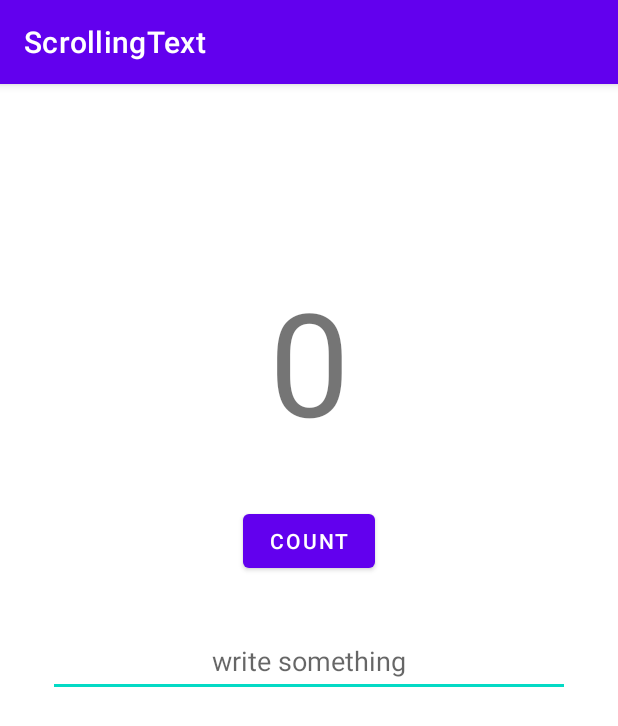
After one commit to popovviktor/Aston_intensiv_2, an Android app: the CodeLabs2_2Activity screen opened directly, with no data from a screen before it, on a phone screen of 412 x 824 dp. The commit adds this screen. Shown: the top 726 px of the screen. Run offline under Robolectric (Android 15) with nearby library versions, the phone set to English and light mode, and no system bars.

Commit message:
lab2_2 use saveInstanceState

```diff
--- a/app/src/main/AndroidManifest.xml
+++ b/app/src/main/AndroidManifest.xml
@@ -12,6 +12,13 @@
         android:supportsRtl="true"
         android:theme="@style/Theme.AstonTwo"
         tools:targetApi="31">
+        <activity
+            android:name=".CodeLabs2_2Activity"
+            android:exported="false">
+            <meta-data
+                android:name="android.app.lib_name"
+                android:value="" />
+        </activity>
         <activity
             android:name=".CodeLabs2_1say_helloActivity"
             android:exported="false">
--- /dev/null
+++ b/app/src/main/java/com/myapplication/astontwo/CodeLabs2_2Activity.kt
@@ -0,0 +1,37 @@
+package com.myapplication.astontwo
+
+import androidx.appcompat.app.AppCompatActivity
+import android.os.Bundle
+import android.os.PersistableBundle
+import android.widget.Button
+import android.widget.TextView
+
+class CodeLabs2_2Activity : AppCompatActivity() {
+    private val KEY_COUNT = "key_count"
+    private var defaultcount = 0
+    lateinit var btn_count: Button
+    lateinit var tvcount: TextView
+    override fun onCreate(savedInstanceState: Bundle?) {
+        super.onCreate(savedInstanceState)
+        setContentView(R.layout.activity_code_labs22)
+        btn_count = findViewById(R.id.lab2_2_btn_count)
+        tvcount = findViewById(R.id.lab2_2_tv_count)
+        if (savedInstanceState!=null && savedInstanceState.containsKey(KEY_COUNT)){
+            val count = savedInstanceState.getString(KEY_COUNT)
+            defaultcount = count?.toInt() ?: 0
+            tvcount.text = count
+        }
+        btn_count.setOnClickListener {
+            incrementCountAndOutputInTextView()
+        }
+    }
+    fun incrementCountAndOutputInTextView(){
+        defaultcount++
+        tvcount.text = defaultcount.toString()
+    }
+    override fun onSaveInstanceState(outState: Bundle) {
+        outState.putString(KEY_COUNT,defaultcount.toString())
+        super.onSaveInstanceState(outState)
+    }
+
+}
--- a/app/src/main/java/com/myapplication/astontwo/MainActivity.kt
+++ b/app/src/main/java/com/myapplication/astontwo/MainActivity.kt
@@ -14,6 +14,7 @@ class MainActivity : AppCompatActivity() {
         val btn_lab1_2b = findViewById<Button>(R.id.btn_lab1_2b)
         val btn_lab1_3 = findViewById<Button>(R.id.btn_lab1_3)
         val btn_lab2_1 = findViewById<Button>(R.id.btn_lab2_1)
+        val btn_lab2_2 = findViewById<Button>(R.id.btn_lab2_2)
         btn_lab1_1.setOnClickListener {
             startActivityForLab1_1()
         }
@@ -28,6 +29,9 @@ class MainActivity : AppCompatActivity() {
         }
         btn_lab2_1.setOnClickListener {
             startActivityForLab2_1()
+        }
+        btn_lab2_2.setOnClickListener {
+            startActivityForLab2_2()
         }
     }
     fun startActivityForLab1_1(){
@@ -45,8 +49,13 @@ class MainActivity : AppCompatActivity() {
     fun startActivityForLab1_3(){
         val intent = Intent(this,CodeLabs1_3Activity::class.java)
         startActivity(intent)
-    }fun startActivityForLab2_1(){
+    }
+    fun startActivityForLab2_1(){
         val intent = Intent(this,CodeLabs2_1Activity::class.java)
         startActivity(intent)
     }
+    fun startActivityForLab2_2(){
+        val intent = Intent(this,CodeLabs2_2Activity::class.java)
+        startActivity(intent)
+    }
 }
--- /dev/null
+++ b/app/src/main/res/layout-land/activity_code_labs22.xml
@@ -0,0 +1,44 @@
+<?xml version="1.0" encoding="utf-8"?>
+<androidx.constraintlayout.widget.ConstraintLayout xmlns:android="http://schemas.android.com/apk/res/android"
+    xmlns:app="http://schemas.android.com/apk/res-auto"
+    xmlns:tools="http://schemas.android.com/tools"
+    android:layout_width="match_parent"
+    android:layout_height="match_parent"
+    tools:context=".CodeLabs2_2Activity">
+
+    <TextView
+        android:id="@+id/lab2_2_tv_count"
+        android:layout_width="wrap_content"
+        android:layout_height="wrap_content"
+        android:text="@string/lab1_2a_count_initial_value"
+        android:textSize="96sp"
+        app:layout_constraintEnd_toEndOf="parent"
+        app:layout_constraintStart_toStartOf="parent"
+        app:layout_constraintTop_toTopOf="parent" />
+
+    <Button
+        android:id="@+id/lab2_2_btn_count"
+        android:layout_width="wrap_content"
+        android:layout_height="wrap_content"
+        android:layout_marginTop="8dp"
+        android:text="@string/lab1_2a_button_label_count"
+        app:layout_constraintEnd_toEndOf="parent"
+        app:layout_constraintStart_toStartOf="parent"
+        app:layout_constraintTop_toBottomOf="@+id/lab2_2_tv_count" />
+
+    <EditText
+        android:id="@+id/editTextTextPersonName"
+        android:layout_width="0dp"
+        android:layout_height="wrap_content"
+        android:layout_marginStart="32dp"
+        android:layout_marginTop="8dp"
+        android:layout_marginEnd="32dp"
+        android:ems="10"
+        android:gravity="center"
+        android:hint="write something"
+        android:inputType="textPersonName"
+        android:minHeight="48dp"
+        app:layout_constraintEnd_toEndOf="parent"
+        app:layout_constraintStart_toStartOf="parent"
+        app:layout_constraintTop_toBottomOf="@+id/lab2_2_btn_count" />
+</androidx.constraintlayout.widget.ConstraintLayout>
--- /dev/null
+++ b/app/src/main/res/layout/activity_code_labs22.xml
@@ -0,0 +1,45 @@
+<?xml version="1.0" encoding="utf-8"?>
+<androidx.constraintlayout.widget.ConstraintLayout xmlns:android="http://schemas.android.com/apk/res/android"
+    xmlns:app="http://schemas.android.com/apk/res-auto"
+    xmlns:tools="http://schemas.android.com/tools"
+    android:layout_width="match_parent"
+    android:layout_height="match_parent"
+    tools:context=".CodeLabs2_2Activity">
+
+    <TextView
+        android:id="@+id/lab2_2_tv_count"
+        android:layout_width="wrap_content"
+        android:layout_height="wrap_content"
+        android:layout_marginTop="120dp"
+        android:text="@string/lab1_2a_count_initial_value"
+        android:textSize="96sp"
+        app:layout_constraintEnd_toEndOf="parent"
+        app:layout_constraintStart_toStartOf="parent"
+        app:layout_constraintTop_toTopOf="parent" />
+
+    <Button
+        android:id="@+id/lab2_2_btn_count"
+        android:layout_width="wrap_content"
+        android:layout_height="wrap_content"
+        android:layout_marginTop="32dp"
+        android:text="@string/lab1_2a_button_label_count"
+        app:layout_constraintEnd_toEndOf="parent"
+        app:layout_constraintStart_toStartOf="parent"
+        app:layout_constraintTop_toBottomOf="@+id/lab2_2_tv_count" />
+
+    <EditText
+        android:id="@+id/editTextTextPersonName"
+        android:layout_width="0dp"
+        android:layout_height="wrap_content"
+        android:layout_marginStart="32dp"
+        android:layout_marginTop="32dp"
+        android:layout_marginEnd="32dp"
+        android:ems="10"
+        android:gravity="center"
+        android:hint="write something"
+        android:inputType="textPersonName"
+        android:minHeight="48dp"
+        app:layout_constraintEnd_toEndOf="parent"
+        app:layout_constraintStart_toStartOf="parent"
+        app:layout_constraintTop_toBottomOf="@+id/lab2_2_btn_count" />
+</androidx.constraintlayout.widget.ConstraintLayout>
--- a/app/src/main/res/layout/activity_main.xml
+++ b/app/src/main/res/layout/activity_main.xml
@@ -5,6 +5,19 @@
     android:layout_width="match_parent"
     android:layout_height="match_parent"
     tools:context=".MainActivity">
+
+    <Button
+        android:id="@+id/btn_lab2_2"
+        android:layout_width="0dp"
+        android:layout_height="wrap_content"
+        android:layout_marginStart="24dp"
+        android:layout_marginTop="8dp"
+        android:layout_marginEnd="24dp"
+        android:text="@string/btn_labs_2.2"
+        app:layout_constraintEnd_toEndOf="parent"
+        app:layout_constraintHorizontal_bias="0.0"
+        app:layout_constraintStart_toStartOf="parent"
+        app:layout_constraintTop_toBottomOf="@+id/btn_lab2_1" />
 
     <Button
         android:id="@+id/btn_lab1_3"
--- a/app/src/main/res/values/strings.xml
+++ b/app/src/main/res/values/strings.xml
@@ -6,6 +6,7 @@
     <string name="btn_labs_1.2b">codelab 1.2b</string>
     <string name="btn_labs_1.3">codelab 1.3</string>
     <string name="btn_labs_2.1">codelab 2.1</string>
+    <string name="btn_labs_2.2">codelab 2.2</string>
     <string name="btn_labs_2.1_btn_text_part_one">open text part one</string>
     <string name="btn_labs_2.1_btn_text_part_two">open text part two</string>
     <string name="btn_labs_2.1_btn_text_part_three">open text part three</string>
```
